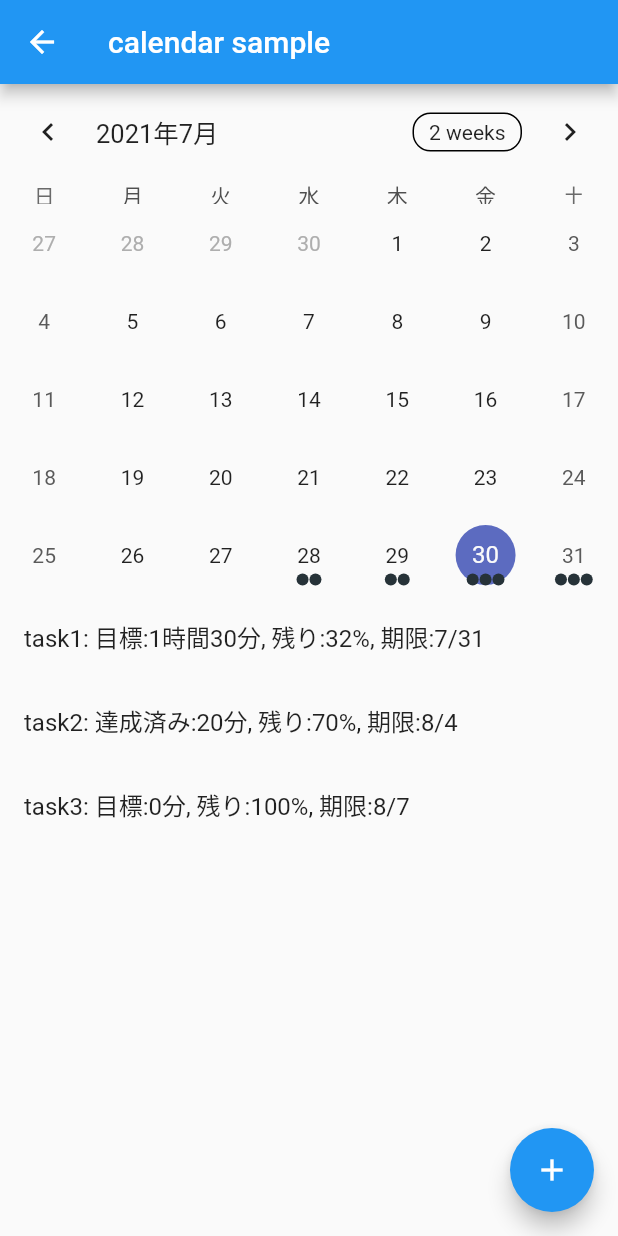
After one commit to enpitut2021/task.io_front, a Flutter app: the Calendar screen opened directly, on a phone screen of 412 x 824 dp. The commit adds this screen. Run offline on Flutter 3.47's test engine with Material 2 defaults, Android fonts, the phone set to English and light mode, and no system bars; drawn by our look-alikes of table_calendar; our stand-ins replace flutter_datetime_picker.

Commit message:
release v0.2.0

```diff
--- /dev/null
+++ b/flutter_application_1/lib/calendar.dart
@@ -0,0 +1,151 @@
+// Copyright 2019 Aleksander Woźniak
+// SPDX-License-Identifier: Apache-2.0
+
+import 'dart:collection';
+
+import 'package:flutter/material.dart';
+import 'package:flutter_application_1/taskadd.dart';
+import 'package:intl/date_symbol_data_local.dart';
+
+// import 'pages/basics_example.dart';
+// import 'pages/complex_example.dart';
+// import 'pages/events_example.dart';
+// import 'pages/multi_example.dart';
+// import 'pages/range_example.dart';
+
+import 'package:table_calendar/table_calendar.dart';
+
+class Calendar extends StatefulWidget {
+  @override
+  _CalendarState createState() => _CalendarState();
+}
+
+class _CalendarState extends State<Calendar> {
+  CalendarFormat _calendarFormat = CalendarFormat.month;
+  DateTime _focusedDay = DateTime.now();
+  DateTime? _selectedDay;
+  Map<DateTime, List> _eventsList = {};
+  int getHashCode(DateTime key) {
+    return key.day * 1000000 + key.month * 10000 + key.year;
+  }
+
+  String res = '';
+
+  @override
+  void initState() {
+    super.initState();
+    _selectedDay = _focusedDay;
+    _eventsList = {
+      DateTime.now().subtract(Duration(days: 2)): [
+        'task1: 達成済み:1時間, 残り:75%, 期限:7/31',
+        'task2: 達成済み:20分, 残り:90%, 期限:8/4',
+      ],
+      DateTime.now().subtract(Duration(days: 1)): [
+        'task1: 達成済み:30分, 残り:63%, 期限:7/31',
+        'task2: 達成済み:20分, 残り:80%, 期限:8/4',
+      ],
+      DateTime.now(): [
+        'task1: 目標:1時間30分, 残り:32%, 期限:7/31',
+        'task2: 達成済み:20分, 残り:70%, 期限:8/4',
+        'task3: 目標:0分, 残り:100%, 期限:8/7',
+      ],
+      DateTime.now().add(Duration(days: 1)): [
+        'task1: 目標:1時間30分, 残り:0%, 期限:7/31',
+        'task2: 目標:20分, 残り:60%, 期限:8/4',
+        'task3: 目標:20分, 残り:80%, 期限:8/7',
+      ],
+      DateTime.now().add(Duration(days: 2)): [
+        'task2: 目標:40分, 残り:40%, 期限:8/4',
+        'task3: 目標:1時間, 残り:80%, 期限:8/6',
+      ],
+      DateTime.now().add(Duration(days: 3)): [
+        'task2: 目標:20分, 残り:30%, 期限:8/4',
+        'task3: 目標:30分, 残り:70%, 期限:8/6',
+      ],
+      DateTime.now().add(Duration(days: 4)): [
+        'task2: 目標:20分, 残り:20%, 期限:8/4',
+        'task3: 目標:0分, 残り:70%, 期限:8/6',
+      ],
+      DateTime.now().add(Duration(days: 5)): [
+        'task2: 目標:40分, 残り:0%, 期限:8/4',
+        'task3: 目標:0分, 残り:70%, 期限:8/6',
+      ],
+      DateTime.now().add(Duration(days: 6)): [
+        'task3: 目標:1時間30分, 残り:40%, 期限:8/6',
+      ],
+      DateTime.now().add(Duration(days: 7)): [
+        'task3: 目標:2時間, 残り:0%, 期限:8/6',
+      ],
+    };
+  }
+
+  @override
+  Widget build(BuildContext context) {
+    final _events = LinkedHashMap<DateTime, List>(
+      equals: isSameDay,
+      hashCode: getHashCode,
+    )..addAll(_eventsList);
+
+    List _getEventForDay(DateTime day) {
+      return _events[day] ?? [];
+    }
+
+    return Scaffold(
+      appBar: AppBar(
+        title: Text('calendar sample'),
+      ),
+      body: Column(
+        children: [
+          TableCalendar(
+            locale: 'ja_JP',
+            firstDay: DateTime.utc(2020, 1, 1),
+            lastDay: DateTime.utc(2030, 12, 31),
+            focusedDay: _focusedDay,
+            eventLoader: _getEventForDay,
+            calendarFormat: _calendarFormat,
+            onFormatChanged: (format) {
+              if (_calendarFormat != format) {
+                setState(() {
+                  _calendarFormat = format;
+                });
+              }
+            },
+            selectedDayPredicate: (day) {
+              return isSameDay(_selectedDay, day);
+            },
+            onDaySelected: (selectedDay, focusedDay) {
+              if (!isSameDay(_selectedDay, selectedDay)) {
+                setState(() {
+                  _selectedDay = selectedDay;
+                  _focusedDay = focusedDay;
+                });
+                _getEventForDay(selectedDay);
+              }
+            },
+            onPageChanged: (focusedDay) {
+              _focusedDay = focusedDay;
+            },
+          ),
+          ListView(
+            shrinkWrap: true,
+            children: _getEventForDay(_selectedDay!)
+                .map((event) => ListTile(
+                      title: Text(event.toString()),
+                    ))
+                .toList(),
+          )
+        ],
+      ),
+      floatingActionButton: FloatingActionButton(
+        child: Icon(Icons.add),
+        onPressed: () {
+          Navigator.push(
+              context,
+              MaterialPageRoute(
+                  // （2） 実際に表示するページ(ウィジェット)を指定する
+                  builder: (context) => TaskAdd(res_: res)));
+        },
+      ),
+    );
+  }
+}
```
Also changed, not shown: flutter_application_1/lib/main.dart (+10 -4 lines), flutter_application_1/lib/taskadd.dart (+93 -35 lines), flutter_application_1/pubspec.yaml (+7 -0 lines), flutter_application_1/pubspec.lock, flutter_application_1/taskadd.dart (added).
